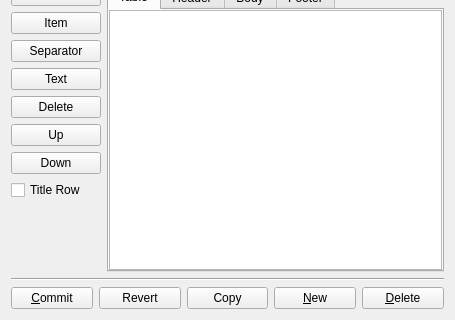
Old version of the form copasi/UI/CQReportDefinition.ui in the repository copasi/COPASI; both pictures show x 0 to 455 and y 149 to 469 of the 455 by 469 pixel window.
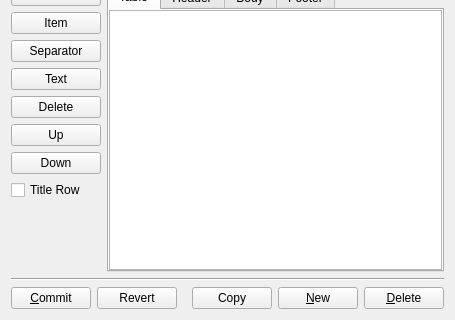
New version of the form. Custom widgets are drawn as their Qt base class.

Commit message: Fixed Bug 2210. The button which deletes individual curves is now named Delete Curve.

```diff
--- a/copasi/UI/CQReportDefinition.ui
+++ b/copasi/UI/CQReportDefinition.ui
@@ -474,6 +474,19 @@
        </property>
       </widget>
      </item>
+     <item>
+      <spacer name="horizontalSpacer">
+       <property name="orientation">
+        <enum>Qt::Horizontal</enum>
+       </property>
+       <property name="sizeHint" stdset="0">
+        <size>
+         <width>40</width>
+         <height>20</height>
+        </size>
+       </property>
+      </spacer>
+     </item>
      <item>
       <widget class="QPushButton" name="mpBtnCopyReport">
        <property name="text">
```
Left out of the diff: 2 changed lines with no effect on the pictures. The commit also changes 2 other files.
